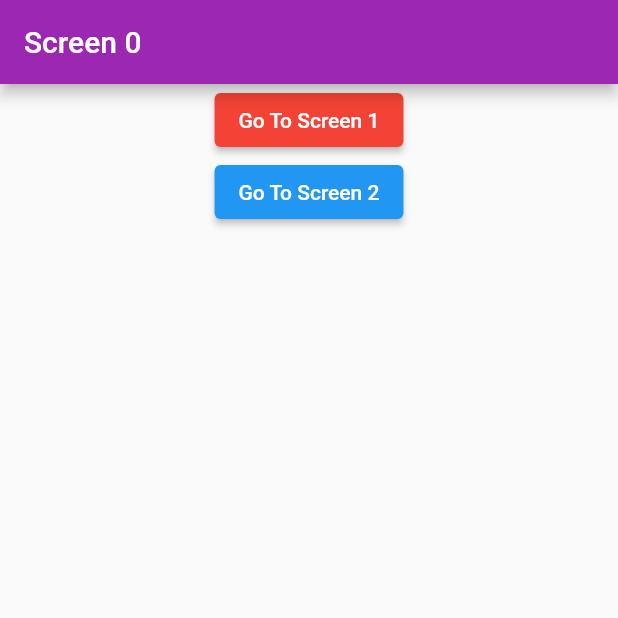
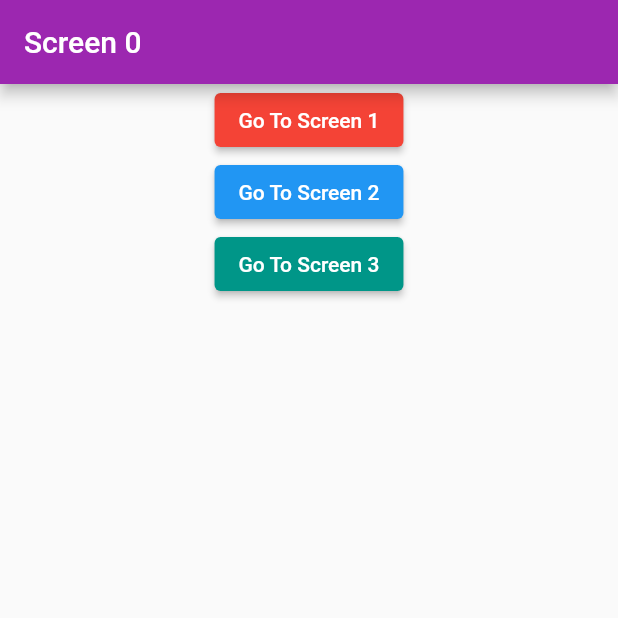
Before and after one commit to yukilaurentiu/navi_demo, a Flutter app: the screen it shows after launch, on a phone screen of 412 x 824 dp, the top half of it. Run offline on Flutter 3.47's test engine with Material 2 defaults, Android fonts, the phone set to English and light mode, and no system bars.

Commit message:
implemented cycle of the app

```diff
--- a/lib/main.dart
+++ b/lib/main.dart
@@ -1,4 +1,5 @@
 import 'package:flutter/material.dart';
+import 'package:navi_demo/screen3.dart';
 import 'screen0.dart';
 import 'screen1.dart';
 import 'screen2.dart';
@@ -16,6 +17,7 @@ class MyApp extends StatelessWidget {
         '/home': (context) => Screen0(),
         '/first': (context) => Screen1(),
         '/second': (context) => Screen2(),
+        '/third': (context) => Screen3(),
       },
     );
   }
--- a/lib/screen0.dart
+++ b/lib/screen0.dart
@@ -31,6 +31,16 @@ class Screen0 extends StatelessWidget {
                 Navigator.pushNamed(context, '/second');
               },
             ),
+            ElevatedButton(
+              style: ElevatedButton.styleFrom(
+                backgroundColor: Colors.teal, // background// foreground
+              ),
+              child: Text('Go To Screen 3'),
+              onPressed: () {
+                //Navigate to Screen 2
+                Navigator.pushNamed(context, '/third');
+              },
+            ),
           ],
         ),
       ),
--- a/lib/screen2.dart
+++ b/lib/screen2.dart
@@ -1,4 +1,5 @@
 import 'package:flutter/material.dart';
+
 
 class Screen2 extends StatelessWidget {
   @override
```
Also changed, not shown: lib/screen3.dart (added, +44 -0 lines), pubspec.lock, 1 other file.
